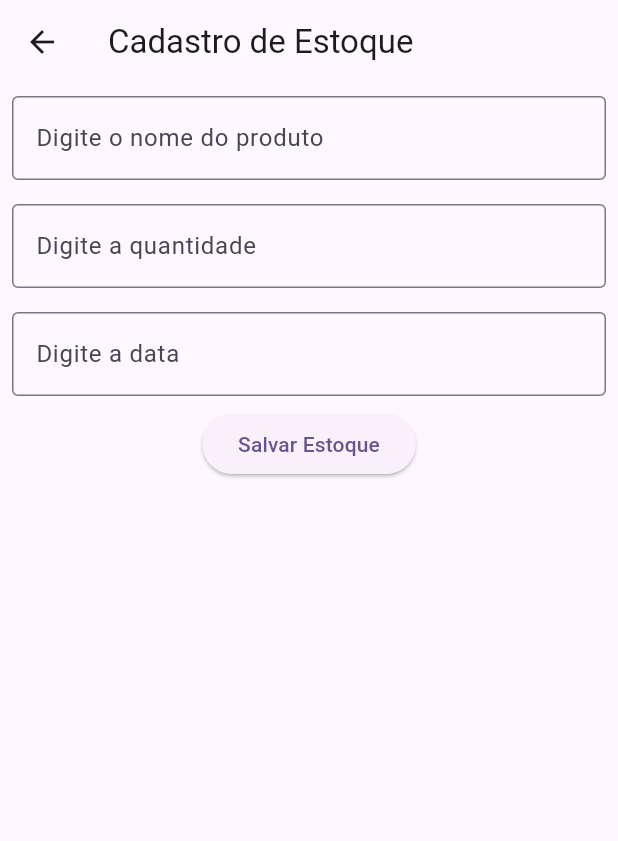
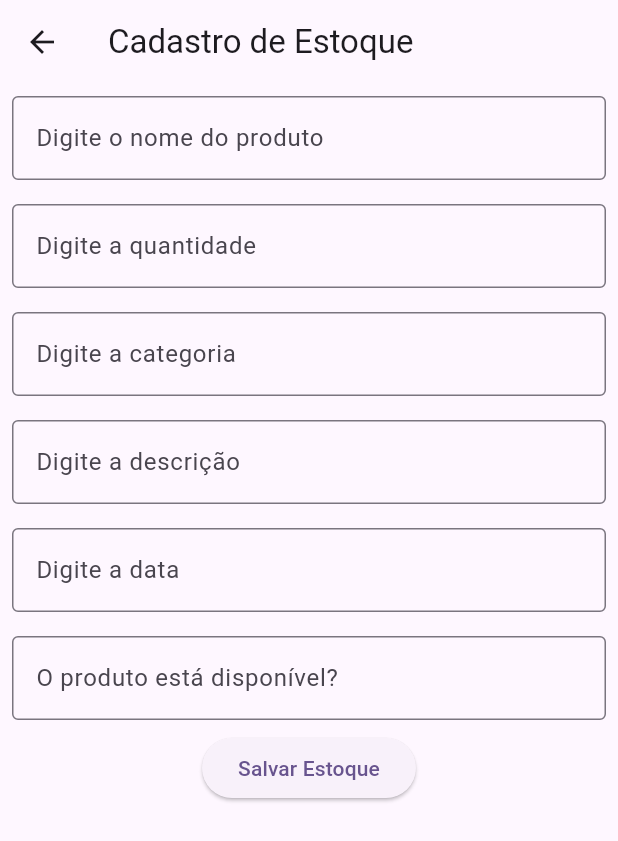
Before and after one commit to AnaCM366/estoque, a Flutter app: the screen it shows after launch, after a tap on the "add" icon, on a phone screen of 412 x 824 dp. Shown: the top 841 px of the screen. Run offline on Flutter 3.47's test engine with Material 3 defaults, Android fonts, the phone set to English and light mode, and no system bars; our stand-ins replace dio; network calls fail.

Commit message:
Incluindo novos campos, Categoria, descrição, disponivel

```diff
--- a/lib/models/estoque_model.dart
+++ b/lib/models/estoque_model.dart
@@ -1,11 +1,19 @@
 class NovoEstoque {
+  final String id;
   final String nomeProduto;
   final DateTime dataInclusao;
   final int quantidade;
+  final String categoria;
+  final String descricao;
+  final bool disponivel;
 
   NovoEstoque({
+    required this.id,
     required this.nomeProduto,
     required this.dataInclusao,
     required this.quantidade,
+    required this.categoria,
+    required this.descricao,
+    required this.disponivel,
   });
 }
--- a/lib/pages/estoque_form_page.dart
+++ b/lib/pages/estoque_form_page.dart
@@ -1,5 +1,7 @@
 import 'package:dio/dio.dart';
 import 'package:flutter/material.dart';
+
+//page de formulário de estoque
 
 class EstoqueFormPage extends StatefulWidget {
   const EstoqueFormPage({super.key, required this.name});
@@ -13,7 +15,10 @@ class EstoqueFormPage extends StatefulWidget {
 class _EstoqueFormPageState extends State<EstoqueFormPage> {
   late TextEditingController controllerProduto;
   late TextEditingController controllerQuantidade;
+  late TextEditingController controllerCategoria;
+  late TextEditingController controllerDescricao;
   late TextEditingController controllerData;
+  late TextEditingController controllerDisponivel;
 
   GlobalKey<FormState> formKey = GlobalKey<FormState>();
 
@@ -21,7 +26,10 @@ class _EstoqueFormPageState extends State<EstoqueFormPage> {
   void initState() {
     controllerProduto = TextEditingController();
     controllerQuantidade = TextEditingController();
+    controllerCategoria = TextEditingController();
+    controllerDescricao = TextEditingController();
     controllerData = TextEditingController();
+    controllerDisponivel = TextEditingController();
     super.initState();
   }
 
@@ -29,7 +37,10 @@ class _EstoqueFormPageState extends State<EstoqueFormPage> {
   void dispose() {
     controllerProduto.dispose();
     controllerQuantidade.dispose();
+    controllerCategoria.dispose();
+    controllerDescricao.dispose();
     controllerData.dispose();
+    controllerDisponivel.dispose();
     super.dispose();
   }
 
@@ -40,8 +51,8 @@ class _EstoqueFormPageState extends State<EstoqueFormPage> {
       body: Form(
         key: formKey,
         child: Column(
-          children: [
-            Padding(
+          children: [ // adicionar o id
+            Padding( // função de adicionar informação do nome do produto
               padding: const EdgeInsets.all(8.0),
               child: TextFormField(
                 controller: controllerProduto,
@@ -52,7 +63,7 @@ class _EstoqueFormPageState extends State<EstoqueFormPage> {
                 validator: (value) => _validarProduto(value),
               ),
             ),
-            Padding(
+            Padding( // função de adicionar informação da quantidade do produto
               padding: const EdgeInsets.all(8.0),
               child: TextFormField(
                 controller: controllerQuantidade,
@@ -66,6 +77,26 @@ class _EstoqueFormPageState extends State<EstoqueFormPage> {
             Padding(
               padding: const EdgeInsets.all(8.0),
               child: TextFormField(
+                controller: controllerCategoria,
+                decoration: InputDecoration(
+                  border: OutlineInputBorder(),
+                  labelText: 'Digite a categoria',
+                ),),
+              ),
+            Padding(
+              padding: const EdgeInsets.all(8.0),
+              child: TextFormField(
+                controller: controllerDescricao,
+                decoration: InputDecoration(
+                  border: OutlineInputBorder(),
+                  labelText: 'Digite a descrição',
+                ),
+                validator: (value) => _validarDescricao(value),
+                ),
+            ),
+            Padding( // função de adicionar informação da data de inclusão do produto
+              padding: const EdgeInsets.all(8.0),
+              child: TextFormField(
                 controller: controllerData,
                 decoration: InputDecoration(
                   border: OutlineInputBorder(),
@@ -73,6 +104,16 @@ class _EstoqueFormPageState extends State<EstoqueFormPage> {
                 ),
                 validator: (value) => _validarData(value),
               ),
+            ),
+            Padding(
+              padding: const EdgeInsets.all(8.0),
+              child: TextFormField(
+                controller: controllerDisponivel,
+                decoration: InputDecoration(
+                  border: OutlineInputBorder(),
+                  labelText: 'O produto está disponível?',
+                ),
+            ),
             ),
             ElevatedButton(
               onPressed: _salvarEstoque,
@@ -113,7 +154,10 @@ class _EstoqueFormPageState extends State<EstoqueFormPage> {
   Future<void> _salvarEstoque() async {
     final nomeProduto = controllerProduto.text;
     final quantidade = int.parse(controllerQuantidade.text);
+    final categoria = String(controllerCategoria.text);
+    final descricao = String(controllerDescricao.text);
     final dataInclusao = DateTime.parse(controllerData.text);
+    final disponivel = bool(controllerDisponivel.text.toLowerCase());
 
     if (formKey.currentState?.validate() == true) {
       // Aqui você pode salvar o novo estoque no banco de dados ou em outra fonte de dados.
@@ -128,7 +172,10 @@ class _EstoqueFormPageState extends State<EstoqueFormPage> {
         data: {
           'produto': nomeProduto,
           'quantidade': quantidade,
+          'categoria': categoria,
+          'descricao': descricao,
           'data': dataInclusao.toIso8601String(),
+          'disponivel': disponivel,
         },
       );
       if (!context.mounted) return;
--- a/lib/pages/home_page.dart
+++ b/lib/pages/home_page.dart
@@ -45,9 +45,13 @@ class _HomePageState extends State<HomePage> {
     var listarDados = response.data as List;
     for (var dados in listarDados) {
       var estoque = NovoEstoque(
+        id: dados['id'],
         nomeProduto: dados['produto'],
         quantidade: dados['quantidade'],
+        categoria: dados['categoria'],
+        descricao: dados['descricao'],
         dataInclusao: DateTime.parse(dados['data']),
+        disponivel: dados['disponivel'],
       );
       estoques.add(estoque);
     }
@@ -56,14 +60,19 @@ class _HomePageState extends State<HomePage> {
     });
   }
 
+  // função de editar estoque
   Future<void> _editarEstoque(int index, NovoEstoque itemAtual) async {
     final resultado = await Navigator.push<NovoEstoque>(
       context,
       MaterialPageRoute(
         builder: (context) => EstoqueFormPage(
+          id: itemAtual.id,
           name: itemAtual.nomeProduto,
           quantidade: itemAtual.quantidade,
+          categoria: itemAtual.categoria,
+          descricao: itemAtual.descricao,
           dataInclusao: itemAtual.dataInclusao,
+          disponivel: itemAtual.disponivel,
         ),
       ),
     );
```
